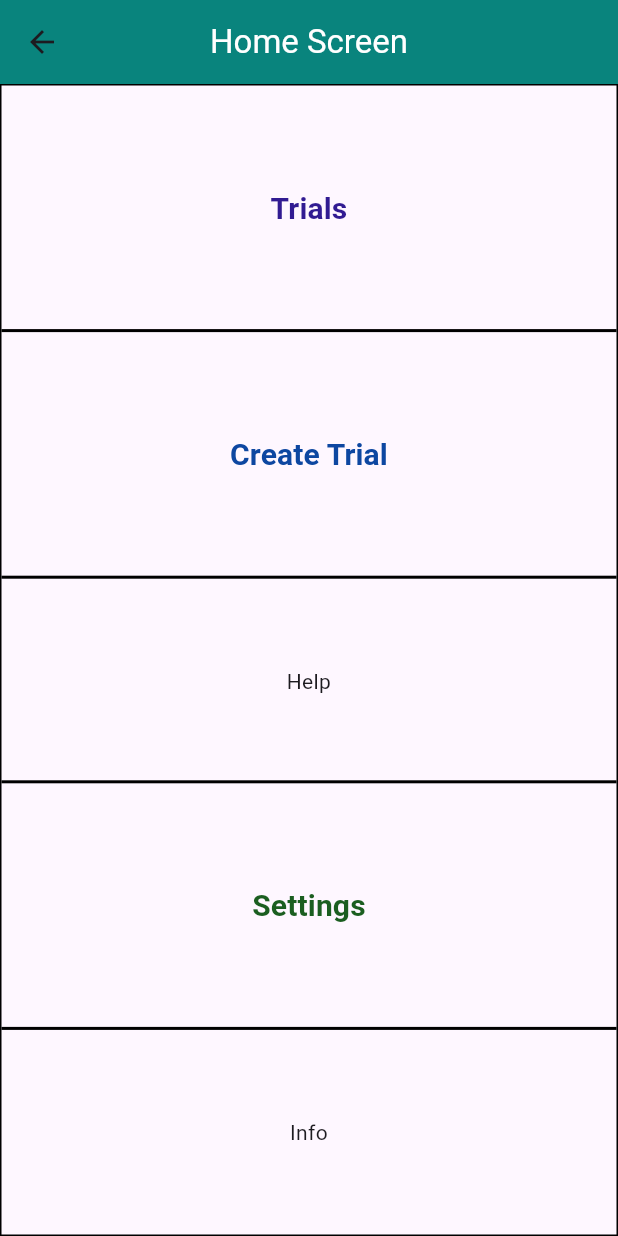
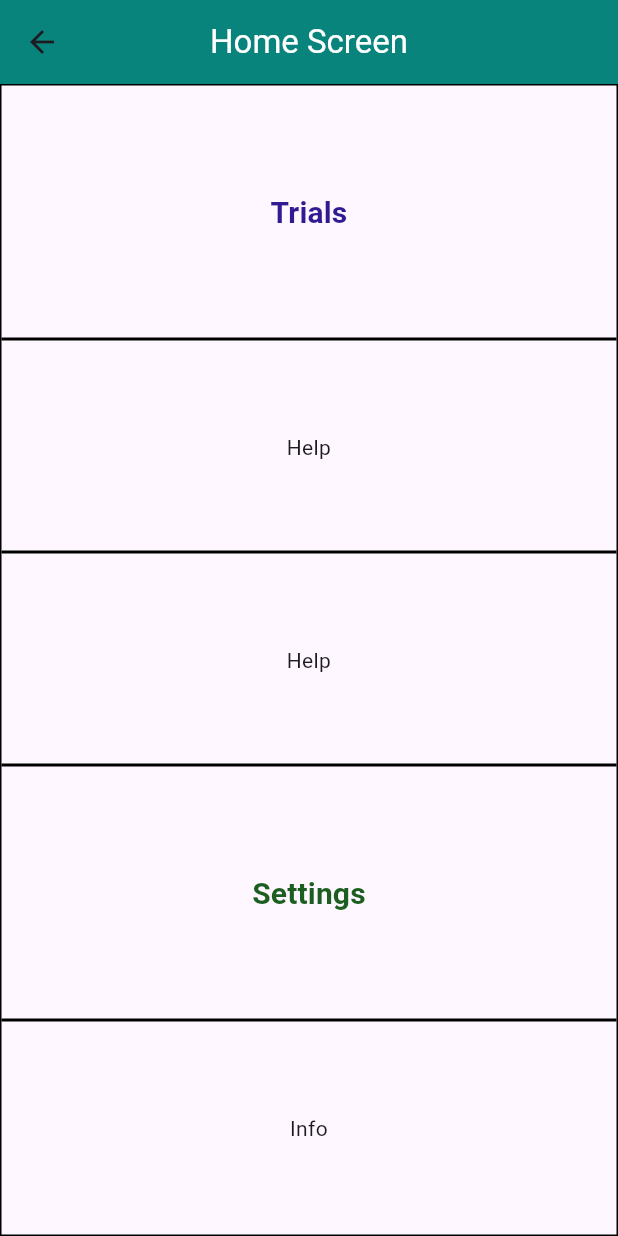
Before and after one commit to Cost-Effective-Software-Project-11/Klinik, a Flutter app: the HomeScreen screen opened directly, on a phone screen of 412 x 824 dp. Run offline on Flutter 3.47's test engine with Material 3 defaults, Android fonts, the phone set to English and light mode, and no system bars.

Commit message:
Update home_screen.dart

```diff
--- a/lib/screens/home/home_screen.dart
+++ b/lib/screens/home/home_screen.dart
@@ -1,5 +1,4 @@
 import 'package:flutter/material.dart';
-import 'package:flutter_gp5/screens/create_trials/create_trials_screen.dart';
 import 'package:flutter_gp5/screens/patient_trials/patient_trials_screen.dart';
 import 'package:flutter_gp5/screens/settings/settings_screen.dart';
 
@@ -33,7 +32,7 @@ class HomeScreen extends StatelessWidget {
               thickness: _dividerThickness,
             ),
             // Add validation if the user is a doctor to see this button:
-            _buildCreateTrialButton(context),
+            const Text("Help", textAlign: TextAlign.center),
             _customDivider(
               thickness: _dividerThickness,
             ),
@@ -97,27 +96,6 @@ class HomeScreen extends StatelessWidget {
     );
   }
 
-  Widget _buildCreateTrialButton(BuildContext context) {
-    return TextButton(
-      onPressed: () {
-        Navigator.push(
-          context,
-          MaterialPageRoute(builder: (context) => const CreateTrialsScreen()),
-        );
-      },
-      child: Text(
-        'Create Trial',
-        style: TextStyle(
-          fontSize: 20,
-          inherit: true,
-          fontWeight: FontWeight.bold,
-          color: Colors.blue.shade900,
-        ),
-        textAlign: TextAlign.center,
-      ),
-    );
-  }
-
 //Custom divider
   Divider _customDivider({
     double thickness = 0.0,
```
